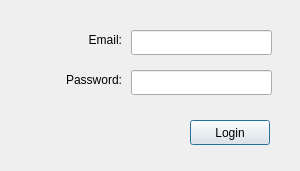
This is logindialog.ui in XaviP/komunitin_lite_qt as Qt 5 draws it before an edit. The edited form follows.
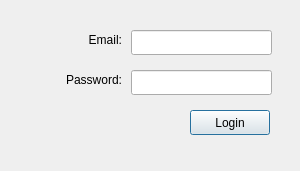
This is the edited form.

Diff of the .ui file:
```diff
--- a/logindialog.ui
+++ b/logindialog.ui
@@ -75,7 +75,7 @@
    <property name="geometry">
     <rect>
      <x>190</x>
-     <y>120</y>
+     <y>110</y>
      <width>80</width>
      <height>25</height>
     </rect>
@@ -84,6 +84,22 @@
     <string>Login</string>
    </property>
   </widget>
+  <widget class="QLabel" name="labeError">
+   <property name="geometry">
+    <rect>
+     <x>20</x>
+     <y>140</y>
+     <width>251</width>
+     <height>20</height>
+    </rect>
+   </property>
+   <property name="text">
+    <string/>
+   </property>
+   <property name="alignment">
+    <set>Qt::AlignRight|Qt::AlignTrailing|Qt::AlignVCenter</set>
+   </property>
+  </widget>
  </widget>
  <resources/>
  <connections/>
```
